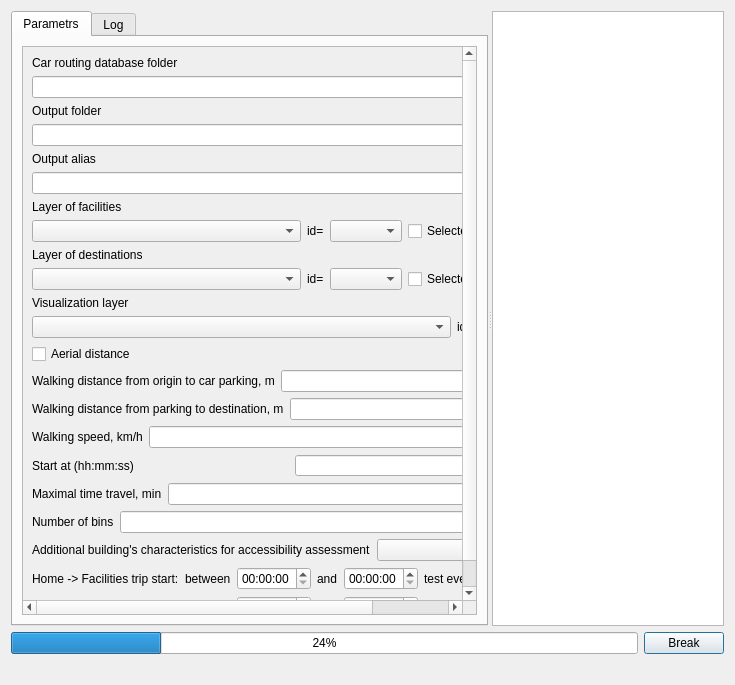
This is UI/car.ui in ishusterman/tau_net_calc as Qt 5 draws it before an edit. The edited form follows.
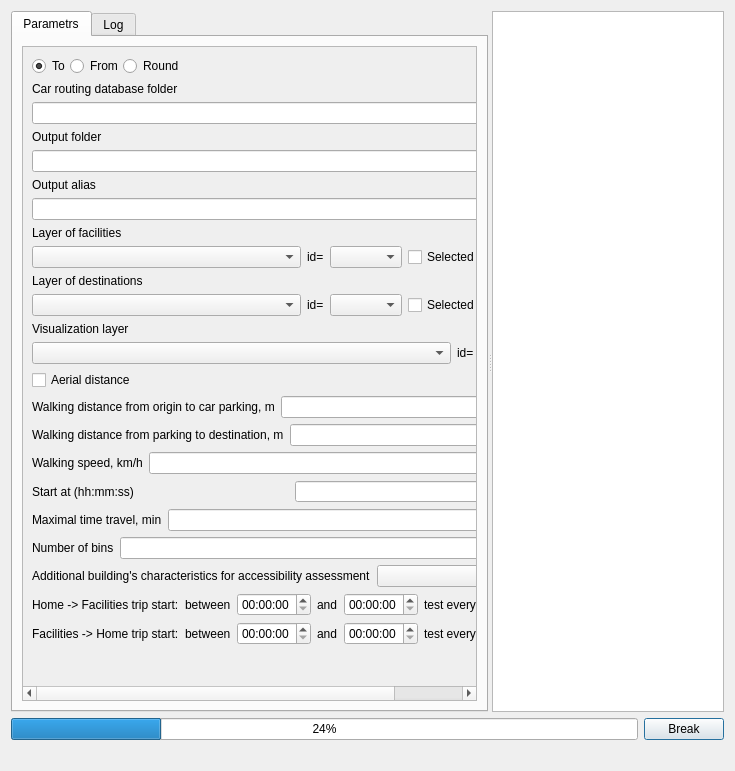
This is the edited form. Custom widgets are drawn as their Qt base class.

What changed in the file:
```diff
--- a/UI/car.ui
+++ b/UI/car.ui
@@ -10,7 +10,7 @@
     <x>0</x>
     <y>0</y>
     <width>735</width>
-    <height>685</height>
+    <height>771</height>
    </rect>
   </property>
   <property name="sizePolicy">
@@ -84,7 +84,7 @@
              <x>0</x>
              <y>0</y>
              <width>642</width>
-             <height>720</height>
+             <height>756</height>
             </rect>
            </property>
            <property name="sizePolicy">
@@ -99,14 +99,7 @@
             </property>
             <item>
              <layout class="QFormLayout" name="formLayout">
-              <item row="1" column="0">
-               <widget class="QLabel" name="label_14">
-                <property name="text">
-                 <string>Car routing database folder</string>
-                </property>
-               </widget>
-              </item>
-              <item row="2" column="0" colspan="2">
+              <item row="4" column="0" colspan="2">
                <layout class="QHBoxLayout" name="horizontalLayout_5">
                 <item>
                  <widget class="QLineEdit" name="txtPathToPKL"/>
@@ -120,14 +113,14 @@
                 </item>
                </layout>
               </item>
-              <item row="4" column="0">
+              <item row="6" column="0">
                <widget class="QLabel" name="label_13">
                 <property name="text">
                  <string>Output folder</string>
                 </property>
                </widget>
               </item>
-              <item row="5" column="0" colspan="2">
+              <item row="7" column="0" colspan="2">
                <layout class="QHBoxLayout" name="horizontalLayout_3">
                 <item>
                  <widget class="QLineEdit" name="txtPathToProtocols">
@@ -154,24 +147,24 @@
                 </item>
                </layout>
               </item>
-              <item row="6" column="0">
+              <item row="8" column="0">
                <widget class="QLabel" name="label_12">
                 <property name="text">
                  <string>Output alias</string>
                 </property>
                </widget>
               </item>
-              <item row="7" column="0" colspan="2">
+              <item row="9" column="0" colspan="2">
                <widget class="QLineEdit" name="txtAlias"/>
               </item>
-              <item row="10" column="0">
+              <item row="12" column="0">
                <widget class="QLabel" name="label_17">
                 <property name="text">
                  <string>Layer of facilities</string>
                 </property>
                </widget>
               </item>
-              <item row="11" column="0" colspan="2">
+              <item row="13" column="0" colspan="2">
                <layout class="QHBoxLayout" name="horizontalLayout_4">
                 <item>
                  <widget class="QComboBox" name="cmbLayers">
@@ -221,14 +214,14 @@
                 </item>
                </layout>
               </item>
-              <item row="12" column="0">
+              <item row="14" column="0">
                <widget class="QLabel" name="label_5">
                 <property name="text">
                  <string>Layer of destinations</string>
                 </property>
                </widget>
               </item>
-              <item row="13" column="0" colspan="2">
+              <item row="15" column="0" colspan="2">
                <layout class="QHBoxLayout" name="horizontalLayout_4">
                 <item>
                  <widget class="QComboBox" name="cmbLayersDest">
@@ -278,14 +271,14 @@
                 </item>
                </layout>
               </item>
-              <item row="15" column="0">
+              <item row="17" column="0">
                <widget class="QLabel" name="lblVusual">
                 <property name="text">
                  <string>Visualization layer</string>
                 </property>
                </widget>
               </item>
-              <item row="16" column="0" colspan="2">
+              <item row="18" column="0" colspan="2">
                <layout class="QHBoxLayout" name="horizontalLayout_6">
                 <item>
                  <widget class="QComboBox" name="cmbVisLayers">
@@ -322,7 +315,7 @@
                 </item>
                </layout>
               </item>
-              <item row="18" column="0" colspan="2">
+              <item row="20" column="0" colspan="2">
                <layout class="QHBoxLayout" name="horizontalLayout_9">
                 <item>
                  <widget class="QLabel" name="label_2">
@@ -340,7 +333,7 @@
                 </item>
                </layout>
               </item>
-              <item row="19" column="0" colspan="2">
+              <item row="21" column="0" colspan="2">
                <layout class="QHBoxLayout" name="horizontalLayout_10">
                 <item>
                  <widget class="QLabel" name="label_4">
@@ -358,7 +351,7 @@
                 </item>
                </layout>
               </item>
-              <item row="20" column="0" colspan="2">
+              <item row="22" column="0" colspan="2">
                <layout class="QHBoxLayout" name="horizontalLayout_11">
                 <item>
                  <widget class="QLabel" name="label_10">
@@ -376,7 +369,7 @@
                 </item>
                </layout>
               </item>
-              <item row="23" column="0" colspan="2">
+              <item row="25" column="0" colspan="2">
                <layout class="QHBoxLayout" name="horizontalLayout_12">
                 <item>
                  <widget class="QLabel" name="label_11">
@@ -397,7 +390,7 @@
                 </item>
                </layout>
               </item>
-              <item row="24" column="0" colspan="2">
+              <item row="26" column="0" colspan="2">
                <layout class="QHBoxLayout" name="horizontalLayout_8">
                 <item>
                  <widget class="QLabel" name="label_3">
@@ -418,7 +411,7 @@
                 </item>
                </layout>
               </item>
-              <item row="25" column="0" colspan="2">
+              <item row="27" column="0" colspan="2">
                <layout class="QHBoxLayout" name="horizontalLayout_13">
                 <item>
                  <widget class="QLabel" name="label_6">
@@ -439,7 +432,7 @@
                 </item>
                </layout>
               </item>
-              <item row="26" column="0" colspan="2">
+              <item row="28" column="0" colspan="2">
                <layout class="QHBoxLayout" name="horizontalLayout_7">
                 <item>
                  <widget class="QLabel" name="label">
@@ -466,7 +459,7 @@
                 </item>
                </layout>
               </item>
-              <item row="27" column="0" colspan="2">
+              <item row="29" column="0" colspan="2">
                <layout class="QHBoxLayout" name="horizontalLayout_10">
                 <item>
                  <layout class="QHBoxLayout" name="leftLayout">
@@ -547,7 +540,7 @@
                 </item>
                </layout>
               </item>
-              <item row="28" column="0" colspan="2">
+              <item row="30" column="0" colspan="2">
                <layout class="QHBoxLayout" name="horizontalLayout_23">
                 <item>
                  <layout class="QHBoxLayout" name="leftLayout2">
@@ -628,7 +621,7 @@
                 </item>
                </layout>
               </item>
-              <item row="17" column="0" colspan="2">
+              <item row="19" column="0" colspan="2">
                <layout class="QHBoxLayout" name="horizontalLayout_14">
                 <item>
                  <widget class="QCheckBox" name="cbRunOnAir">
@@ -639,6 +632,85 @@
                 </item>
                </layout>
               </item>
+              <item row="2" column="0" colspan="2">
+               <layout class="QHBoxLayout" name="horizontalLayout_24">
+                <item alignment="Qt::AlignLeft">
+                 <widget class="QGroupBox" name="groupBox">
+                  <property name="font">
+                   <font>
+                    <kerning>false</kerning>
+                   </font>
+                  </property>
+                  <property name="contextMenuPolicy">
+                   <enum>Qt::CustomContextMenu</enum>
+                  </property>
+                  <property name="toolTipDuration">
+                   <number>-1</number>
+                  </property>
+                  <property name="styleSheet">
+                   <string notr="true">QGroupBox { border: none; padding: 0px; margin: 0px; }</string>
+                  </property>
+                  <property name="title">
+                   <string/>
+                  </property>
+                  <property name="flat">
+                   <bool>false</bool>
+                  </property>
+                  <layout class="QHBoxLayout">
+                   <property name="spacing">
+                    <number>0</number>
+                   </property>
+                   <property name="leftMargin">
+                    <number>0</number>
+                   </property>
+                   <property name="topMargin">
+                    <number>0</number>
+                   </property>
+                   <property name="rightMargin">
+                    <number>0</number>
+                   </property>
+                   <property name="bottomMargin">
+                    <number>0</number>
+                   </property>
+                   <item>
+                    <widget class="QRadioButton" name="rbTo">
+                     <property name="text">
+                      <string>To</string>
+                     </property>
+                     <property name="checked">
+                      <bool>true</bool>
+                     </property>
+                    </widget>
+                   </item>
+                   <item>
+                    <widget class="QRadioButton" name="rbFrom">
+                     <property name="text">
+                      <string>From</string>
+                     </property>
+                     <property name="checked">
+                      <bool>false</bool>
+                     </property>
+                    </widget>
+                   </item>
+                   <item>
+                    <widget class="QRadioButton" name="rbRound">
+                     <property name="text">
+                      <string>Round</string>
+                     </property>
+                    </widget>
+                   </item>
+                  </layout>
+                 </widget>
+                </item>
+               </layout>
+              </item>
+              <item row="3" column="0">
+               <widget class="QLabel" name="label_14">
+                <property name="text">
+                 <string>Car routing database folder</string>
+                </property>
+               </widget>
+              </item>
              </layout>
             </item>
            </layout>
```
